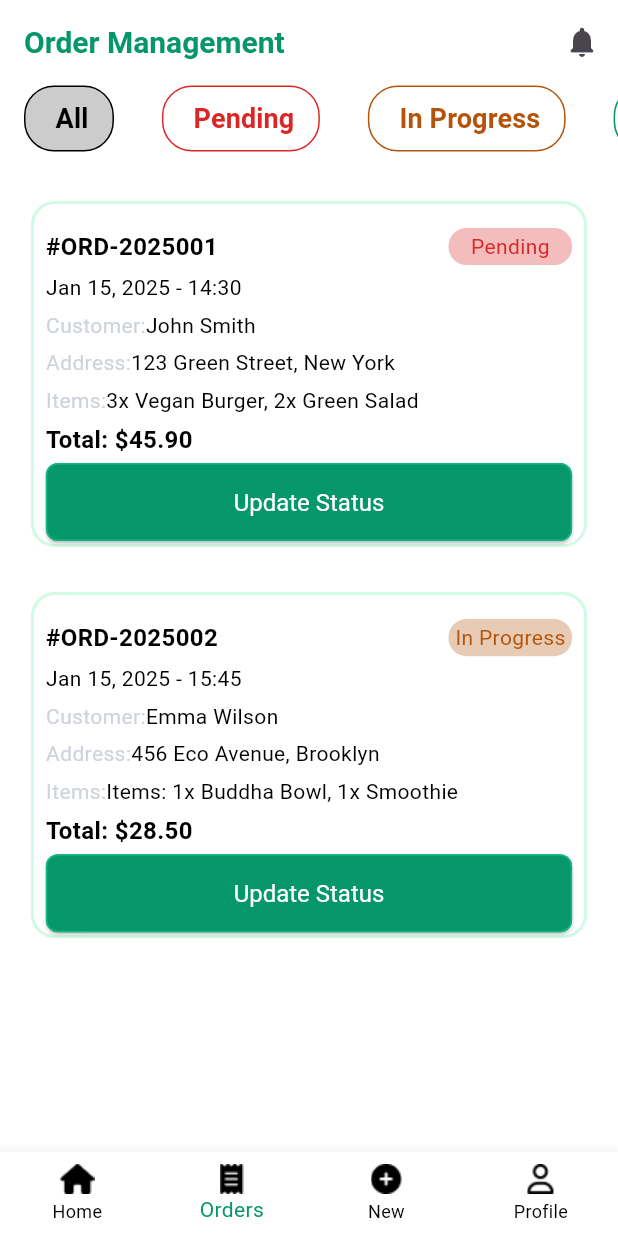
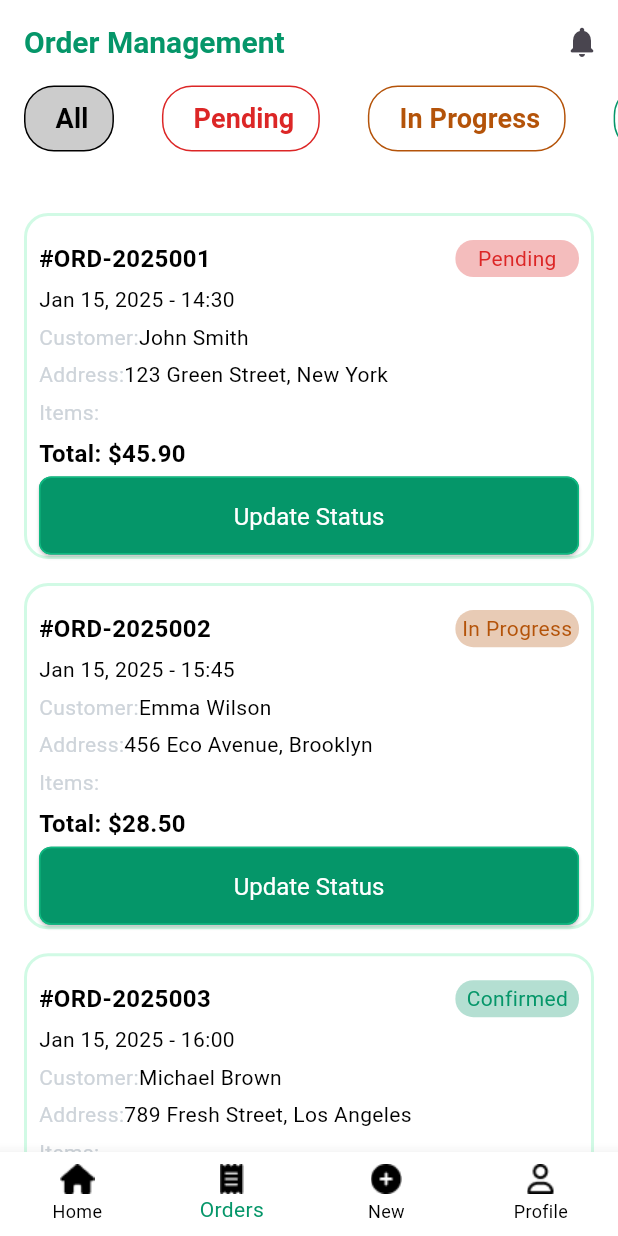
Before and after one commit to Faridaessam1/EcoEatersApp, a Flutter app: the screen it shows after launch, item 2 of the bottom bar chosen, after a tap on the "notifications" icon, on a phone screen of 412 x 824 dp. Run offline on Flutter 3.47's test engine with Material 3 defaults, Android fonts, the phone set to English and light mode, and no system bars; our stand-ins replace animated_custom_dropdown, bot_toast, flutter_easyloading, google_fonts.

Commit message:
finished seller app and optimised code

```diff
--- /dev/null
+++ b/lib/core/data/insights_data_model.dart
@@ -0,0 +1,13 @@
+import 'package:flutter/cupertino.dart';
+
+class InsightsDataModel {
+  final IconData icon;
+  final String title;
+  final String value;
+
+  const InsightsDataModel({
+    required this.icon,
+    required this.title,
+    required this.value,
+  });
+}
--- /dev/null
+++ b/lib/core/data/order_data_model.dart
@@ -0,0 +1,25 @@
+import 'package:flutter/material.dart';
+
+class OrderDataModel {
+  final String orderNumber;
+  final String orderStatus;
+  final String? orderItemCount;
+  final Color orderStatusColor;
+  final String? orderDetails;
+  final String orderAmount;
+  final String customerName;
+  final String? customerAddress;
+  final String time;
+
+  const OrderDataModel({
+    required this.orderNumber,
+    required this.orderStatus,
+    this.orderItemCount = "",
+    required this.orderStatusColor,
+    this.orderDetails = "",
+    required this.orderAmount,
+    required this.customerName,
+    this.customerAddress = "",
+    required this.time,
+  });
+}
--- a/lib/core/ui/seller/home/home_view.dart
+++ b/lib/core/ui/seller/home/home_view.dart
@@ -1,12 +1,63 @@
 import 'package:eco_eaters_app/core/constants/app_colors.dart';
-import 'package:eco_eaters_app/core/extentions/padding_ext.dart';
 import 'package:eco_eaters_app/core/ui/seller/home/widgets/custom_insights_container.dart';
 import 'package:eco_eaters_app/core/ui/seller/home/widgets/custom_recent_order_container.dart';
 import 'package:eco_eaters_app/core/ui/seller/home/widgets/custom_text_button.dart';
 import 'package:flutter/material.dart';
 
-class HomeView extends StatelessWidget {
+import '../../../data/insights_data_model.dart';
+import '../../../data/order_data_model.dart';
+
+class HomeView extends StatefulWidget {
   const HomeView({super.key});
+
+  @override
+  State<HomeView> createState() => _HomeViewState();
+}
+
+class _HomeViewState extends State<HomeView> {
+  List<InsightsDataModel> insights = [
+    InsightsDataModel(
+      icon: Icons.shopping_basket_rounded,
+      title: "Total Orders",
+      value: "247",
+    ),
+    InsightsDataModel(
+      icon: Icons.attach_money,
+      title: "Revenue",
+      value: "1,438",
+    ),
+    InsightsDataModel(
+      icon: Icons.restaurant,
+      title: "Available Dishes",
+      value: "32",
+    ),
+    InsightsDataModel(
+      icon: Icons.access_time_filled_rounded,
+      title: "Pending Orders",
+      value: "8",
+    ),
+  ];
+
+  List<OrderDataModel> recentOrders = [
+    OrderDataModel(
+      orderNumber: "2458",
+      orderStatus: "Pending",
+      orderStatusColor: AppColors.red,
+      orderItemCount: "3",
+      orderAmount: "24.00",
+      customerName: "Sarah M.",
+      time: "10:00 AM",
+    ),
+    OrderDataModel(
+      orderNumber: "2457",
+      orderStatus: "Completed",
+      orderStatusColor: AppColors.green,
+      orderItemCount: "4",
+      orderAmount: "52.50",
+      customerName: "John D.",
+      time: "9:45 AM",
+    ),
+  ];
 
   @override
   Widget build(BuildContext context) {
@@ -25,91 +76,70 @@ class HomeView extends StatelessWidget {
           ),
         ),
         actions: [
-          Icon(
-            Icons.notifications_rounded,
+          IconButton(
+            icon: Icon(Icons.notifications_rounded),
+            onPressed: () {},
           ),
-          SizedBox(
-            width: 10,
-          ),
-          Icon(
-            Icons.sunny,
-          ),
-          SizedBox(
-            width: 10,
+          IconButton(
+            icon: Icon(Icons.sunny),
+            onPressed: () {},
           ),
         ],
       ),
-      body: Column(
+      body: Padding(
+        padding: EdgeInsets.symmetric(horizontal: mediaQuery.size.width * 0.04),
+        child: Column(
           children: [
+            // Insights Grid
+            GridView.builder(
+              shrinkWrap: true,
+              physics: NeverScrollableScrollPhysics(),
+              itemCount: insights.length,
+              gridDelegate: SliverGridDelegateWithFixedCrossAxisCount(
+                crossAxisCount: 2,
+                crossAxisSpacing: 15,
+                mainAxisSpacing: 15,
+                childAspectRatio: 1.8,
+              ),
+              itemBuilder: (context, index) {
+                return CustomInsightsContainer(
+                  icon: insights[index].icon,
+                  text: insights[index].title,
+                  number: insights[index].value,
+                );
+              },
+            ),
+            SizedBox(height: 30),
+
+            // Action Buttons
             Row(
               children: [
-              CustomInsightsContainer(
-                icon: Icons.shopping_basket_rounded,
-                text: "Total Orders",
-                number: "247",
-              ),
-              SizedBox(
-                width: 30,
-              ),
-              CustomInsightsContainer(
-                icon: Icons.attach_money,
-                text: "Revenue",
-                number: "1,438",
-              ),
-            ],
-          ),
-          SizedBox(
-            height: 15,
-          ),
-          Row(
-            children: [
-              CustomInsightsContainer(
-                icon: Icons.restaurant,
-                text: "Available Dishes",
-                number: "32",
-              ),
-              SizedBox(
-                width: 30,
-              ),
-              CustomInsightsContainer(
-                icon: Icons.access_time_filled_rounded,
-                text: "Pending Orders",
-                number: "8",
-              ),
-            ],
-          ),
-          SizedBox(
-            height: 30,
-          ),
-          Row(
-            mainAxisAlignment: MainAxisAlignment.spaceAround,
-            children: [
-              SizedBox(
-                width: mediaQuery.size.width * 0.441,
-                height: mediaQuery.size.height * 0.059,
+                Expanded(
                   child: CustomTextButton(
                     text: "Add New Dish",
                     textColor: AppColors.white,
                     icon: Icons.add,
                     iconColor: AppColors.white,
-                    buttonColor: AppColors.green),
+                    buttonColor: AppColors.green,
                   ),
-              SizedBox(
-                width: mediaQuery.size.width * 0.441,
-                height: mediaQuery.size.height * 0.059,
+                ),
+                SizedBox(width: 15),
+                Expanded(
                   child: CustomTextButton(
                     text: "Today's Order",
                     textColor: AppColors.green,
                     icon: Icons.menu_rounded,
                     iconColor: AppColors.green,
-                    buttonColor: AppColors.white),
+                    buttonColor: AppColors.white,
+                  ),
                 ),
               ],
             ),
-          SizedBox(
-            height: 30,
-          ),
+            SizedBox(height: 30),
+
+            // Recent Orders Header
             Row(
+              mainAxisAlignment: MainAxisAlignment.spaceBetween,
               children: [
                 Text(
                   "Recent Orders",
@@ -119,8 +149,9 @@ class HomeView extends StatelessWidget {
                     fontWeight: FontWeight.w400,
                   ),
                 ),
-              Spacer(),
-              Text(
+                TextButton(
+                  onPressed: () {},
+                  child: Text(
                     "View All",
                     style: TextStyle(
                       color: AppColors.green,
@@ -128,32 +159,28 @@ class HomeView extends StatelessWidget {
                       fontWeight: FontWeight.w400,
                     ),
                   ),
+                ),
               ],
             ),
-          SizedBox(
-            height: 30,
+            SizedBox(height: 20),
+
+            // Recent Orders List
+            Expanded(
+              child: ListView.builder(
+                itemCount: recentOrders.length,
+                itemBuilder: (context, index) {
+                  return Padding(
+                    padding: const EdgeInsets.symmetric(vertical: 8.0),
+                    child: CustomRecentOrderContainer(
+                      orderDataModel: recentOrders[index],
                     ),
-          CustomRecentOrderContainer(
-              orderNumber: "2458",
-              orderStatus: "Pending",
-              orderStatusColor: AppColors.red,
-              orderItemCount: "2",
-              orderAmount: "24:00",
-              customerName: "Sarah M.",
-              time: "10:00 Am"),
-          SizedBox(
-            height: 20,
+                  );
+                },
               ),
-          CustomRecentOrderContainer(
-              orderNumber: "2457",
-              orderStatus: "Completed",
-              orderStatusColor: AppColors.green,
-              orderItemCount: "4",
-              orderAmount: "52:50",
-              customerName: "John D.",
-              time: "9:45 Am"),
+            ),
           ],
-      ).setPadding(context, horizontal: 0.04, vertical: 0.01),
+        ),
+      ),
     );
   }
 }
--- a/lib/core/ui/seller/home/widgets/custom_recent_order_container.dart
+++ b/lib/core/ui/seller/home/widgets/custom_recent_order_container.dart
@@ -2,25 +2,14 @@ import 'package:eco_eaters_app/core/ui/seller/widgets/custom_status_container.da
 import 'package:flutter/material.dart';
 
 import '../../../../constants/app_colors.dart';
+import '../../../../data/order_data_model.dart';
 
 class CustomRecentOrderContainer extends StatelessWidget {
-  String orderNumber;
-  String orderStatus;
-  Color orderStatusColor;
-  String orderItemCount;
-  String orderAmount;
-  String customerName;
-  String time;
+  final OrderDataModel orderDataModel;
 
   CustomRecentOrderContainer({
     super.key,
-    required this.orderNumber,
-    required this.orderStatus,
-    required this.orderStatusColor,
-    required this.orderItemCount,
-    required this.orderAmount,
-    required this.customerName,
-    required this.time,
+    required this.orderDataModel,
   });
 
   @override
@@ -43,7 +32,7 @@ class CustomRecentOrderContainer extends StatelessWidget {
           Row(
             children: [
               Text(
-                "#$orderNumber",
+                "#${orderDataModel.orderNumber}",
                 style: TextStyle(
                   color: AppColors.black,
                   fontSize: 16,
@@ -52,15 +41,15 @@ class CustomRecentOrderContainer extends StatelessWidget {
               ),
               Spacer(),
               CustomStatusContainer(
-                orderStatus: orderStatus,
-                orderStatusColor: orderStatusColor,
+                orderStatus: orderDataModel.orderStatus,
+                orderStatusColor: orderDataModel.orderStatusColor,
               )
             ],
           ),
           Row(
             children: [
               Text(
-                "$orderItemCount items",
+                "${orderDataModel.orderItemCount} items",
                 style: TextStyle(
                   fontWeight: FontWeight.w400,
                   fontSize: 14,
@@ -71,7 +60,7 @@ class CustomRecentOrderContainer extends StatelessWidget {
                 width: 5,
               ),
               Text(
-                "\$$orderAmount",
+                "\$${orderDataModel.orderAmount}",
                 style: TextStyle(
                   fontWeight: FontWeight.w400,
                   fontSize: 14,
@@ -90,7 +79,7 @@ class CustomRecentOrderContainer extends StatelessWidget {
                 width: 5,
               ),
               Text(
-                customerName,
+                orderDataModel.customerName,
                 style: TextStyle(
                   fontWeight: FontWeight.w400,
                   fontSize: 14,
@@ -99,7 +88,7 @@ class CustomRecentOrderContainer extends StatelessWidget {
               ),
               Spacer(),
               Text(
-                time,
+                orderDataModel.time,
                 style: TextStyle(
                   fontWeight: FontWeight.w400,
                   fontSize: 14,
--- a/lib/core/ui/seller/orders/orders_view.dart
+++ b/lib/core/ui/seller/orders/orders_view.dart
@@ -1,4 +1,5 @@
 import 'package:eco_eaters_app/core/constants/app_colors.dart';
+import 'package:eco_eaters_app/core/data/order_data_model.dart';
 import 'package:eco_eaters_app/core/ui/seller/orders/widgets/custom_order_container.dart';
 import 'package:eco_eaters_app/core/ui/seller/orders/widgets/custom_tab_bar_item.dart';
 import 'package:flutter/material.dart';
@@ -12,6 +13,39 @@ class OrdersView extends StatefulWidget {
 
 class _OrdersViewState extends State<OrdersView> {
   int selectedIndex = 0;
+
+  List<OrderDataModel> orders = [
+    OrderDataModel(
+      orderNumber: "ORD-2025001",
+      orderStatus: "Pending",
+      orderStatusColor: AppColors.red,
+      orderDetails: "3x Vegan Burger, 2x Green Salad",
+      orderAmount: "45.90",
+      customerName: "John Smith",
+      customerAddress: "123 Green Street, New York",
+      time: "Jan 15, 2025 - 14:30",
+    ),
+    OrderDataModel(
+      orderNumber: "ORD-2025002",
+      orderStatus: "In Progress",
+      orderStatusColor: AppColors.orange,
+      orderDetails: "1x Buddha Bowl, 1x Smoothie",
+      orderAmount: "28.50",
+      customerName: "Emma Wilson",
+      customerAddress: "456 Eco Avenue, Brooklyn",
+      time: "Jan 15, 2025 - 15:45",
+    ),
+    OrderDataModel(
+      orderNumber: "ORD-2025003",
+      orderStatus: "Confirmed",
+      orderStatusColor: AppColors.green,
+      orderDetails: "2x Pasta Primavera, 1x Fresh Juice",
+      orderAmount: "39.75",
+      customerName: "Michael Brown",
+      customerAddress: "789 Fresh Street, Los Angeles",
+      time: "Jan 15, 2025 - 16:00",
+    ),
+  ];
 
   @override
   Widget build(BuildContext context) {
@@ -29,9 +63,7 @@ class _OrdersViewState extends State<OrdersView> {
         ),
         actions: [
           IconButton(
-            icon: Icon(
-              Icons.notifications_rounded,
-            ),
+            icon: Icon(Icons.notifications_rounded),
             onPressed: () {},
           ),
         ],
@@ -72,38 +104,25 @@ class _OrdersViewState extends State<OrdersView> {
               ),
             ),
           ),
-          SizedBox(
-            height: 30,
-          ),
-          CustomOrderContainer(
-            orderNumber: "ORD-2025001",
-            orderStatus: "Pending",
-            orderStatusColor: AppColors.red,
-            orderDetails: "3x Vegan Burger, 2x Green Salad",
-            orderAmount: "45.90",
-            customerName: "John Smith",
-            customerAddress: "123 Green Street, New York",
-            time: "Jan 15, 2025 - 14:30",
-          ),
-          SizedBox(
-            height: 30,
-          ),
-          CustomOrderContainer(
-            orderNumber: "ORD-2025002",
-            orderStatus: "In Progress",
-            orderStatusColor: AppColors.orange,
-            orderDetails: "Items: 1x Buddha Bowl, 1x Smoothie",
-            orderAmount: "28.50",
-            customerName: "Emma Wilson",
-            customerAddress: "456 Eco Avenue, Brooklyn",
-            time: "Jan 15, 2025 - 15:45",
+          SizedBox(height: 30),
+          Expanded(
+            child: ListView.builder(
+              itemCount: orders.length,
+              itemBuilder: (context, index) {
+                return Padding(
+                  padding: const EdgeInsets.symmetric(
+                      vertical: 8.0, horizontal: 16.0),
+                  child: CustomOrderContainer(orderDataModel: orders[index]),
+                );
+              },
+            ),
           ),
         ],
       ),
     );
   }
 
-  onTabBarItemTapped(int index) {
+  void onTabBarItemTapped(int index) {
     setState(() {
       selectedIndex = index;
     });
--- a/lib/core/ui/seller/orders/widgets/custom_order_container.dart
+++ b/lib/core/ui/seller/orders/widgets/custom_order_container.dart
@@ -1,3 +1,4 @@
+import 'package:eco_eaters_app/core/data/order_data_model.dart';
 import 'package:eco_eaters_app/core/ui/seller/widgets/custom_status_container.dart';
 import 'package:flutter/material.dart';
 
@@ -5,26 +6,9 @@ import '../../../../constants/app_colors.dart';
 import '../../../../widgets/custom_elevated_button.dart';
 
 class CustomOrderContainer extends StatelessWidget {
-  final String orderNumber;
-  final String orderStatus;
-  final Color orderStatusColor;
-  final String orderDetails;
-  final String orderAmount;
-  final String customerName;
-  final String customerAddress;
-  final String time;
+  final OrderDataModel orderDataModel;
 
-  CustomOrderContainer({
-    super.key,
-    required this.orderNumber,
-    required this.orderStatus,
-    required this.orderStatusColor,
-    required this.time,
-    required this.customerName,
-    required this.customerAddress,
-    required this.orderDetails,
-    required this.orderAmount,
-  });
+  CustomOrderContainer({super.key, required this.orderDataModel});
 
   @override
   Widget build(BuildContext context) {
@@ -46,7 +30,7 @@ class CustomOrderContainer extends StatelessWidget {
           Row(
             children: [
               Text(
-                "#$orderNumber",
+                "#${orderDataModel.orderNumber}",
                 style: TextStyle(
                   color: AppColors.black,
                   fontSize: 16,
@@ -55,8 +39,8 @@ class CustomOrderContainer extends StatelessWidget {
               ),
               Spacer(),
               CustomStatusContainer(
-                orderStatus: orderStatus,
-                orderStatusColor: orderStatusColor,
+                orderStatus: orderDataModel.orderStatus,
+                orderStatusColor: orderDataModel.orderStatusColor,
               )
             ],
           ),
@@ -66,7 +50,7 @@ class CustomOrderContainer extends StatelessWidget {
           Row(
             children: [
               Text(
-                time,
+                orderDataModel.time,
                 style: TextStyle(
                   fontSize: 14,
                   fontWeight: FontWeight.w400,
@@ -89,7 +73,7 @@ class CustomOrderContainer extends StatelessWidget {
                 ),
               ),
               Text(
-                customerName,
+                orderDataModel.customerName,
                 style: TextStyle(
                   fontSize: 14,
                   fontWeight: FontWeight.w400,
@@ -112,7 +96,7 @@ class CustomOrderContainer extends StatelessWidget {
                 ),
               ),
               Text(
-                customerAddress,
+                orderDataModel.customerAddress!,
                 style: TextStyle(
                   fontSize: 14,
                   fontWeight: FontWeight.w400,
@@ -135,7 +119,7 @@ class CustomOrderContainer extends StatelessWidget {
                 ),
               ),
               Text(
-                orderDetails,
+                orderDataModel.orderItemCount!,
                 style: TextStyle(
                   fontSize: 14,
                   fontWeight: FontWeight.w400,
@@ -150,7 +134,7 @@ class CustomOrderContainer extends StatelessWidget {
           Row(
             children: [
               Text(
-                "Total: \$$orderAmount",
+                "Total: \$${orderDataModel.orderAmount}",
                 style: TextStyle(
                   fontWeight: FontWeight.w700,
                   fontSize: 16,
```
Lines whose indentation alone changed are shown as unchanged.
